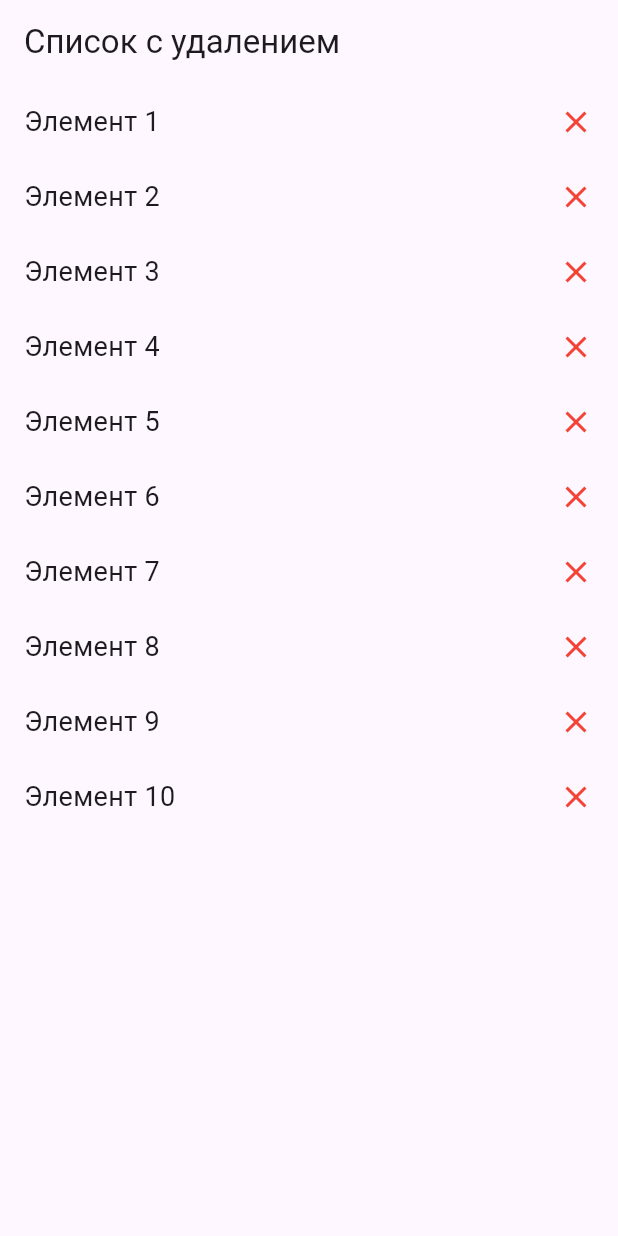
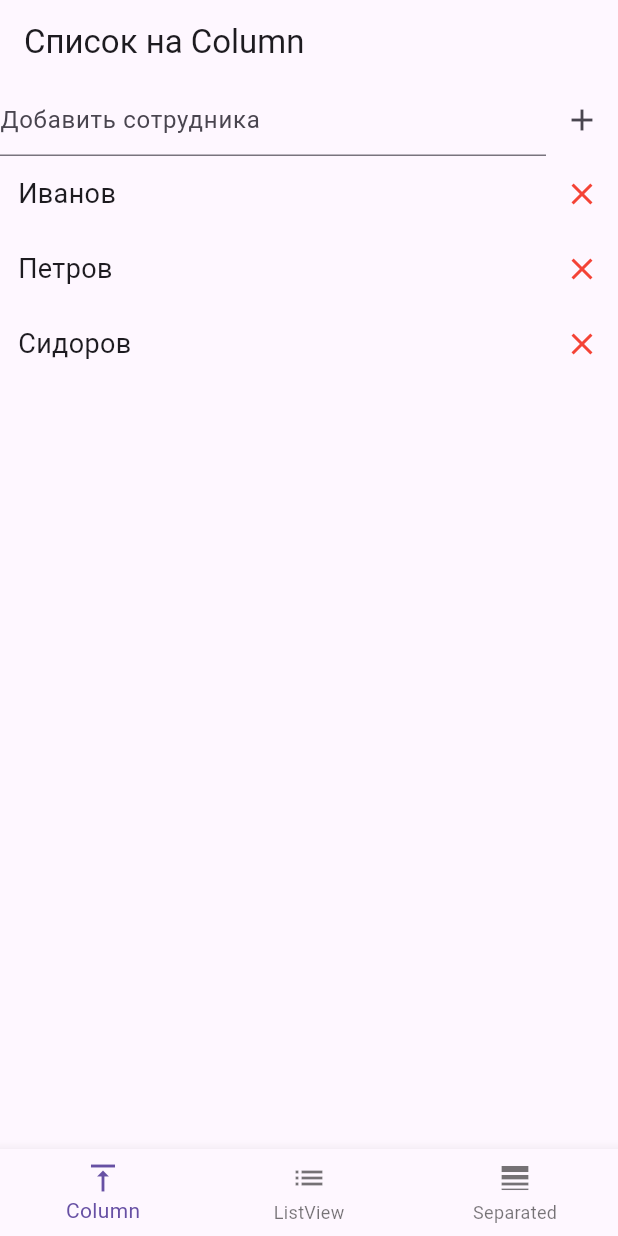
Before and after one commit to lui0000/flitter-2-3, a Flutter app: the screen it shows after launch, on a phone screen of 412 x 824 dp. Run offline on Flutter 3.47's test engine with Material 3 defaults, Android fonts, the phone set to English and light mode, and no system bars.

Commit message:
Реализовано индивидуальное здание для работы 4

```diff
--- a/lib/main.dart
+++ b/lib/main.dart
@@ -1,50 +1,38 @@
 import 'package:flutter/material.dart';
+import 'package:project1/screens/columnscreen/column_screen.dart';
+import 'package:project1/screens/listviewscreen/listview_screen.dart';
+import 'package:project1/screens/separatedscreen/separated_screen.dart';
 
-void main() {
-  runApp(const MaterialApp(home: DeletableList()));
+
+void main() => runApp(const MaterialApp(home: HomeScreen()));
+
+class HomeScreen extends StatefulWidget {
+  const HomeScreen({super.key});
+
+  @override
+  State<HomeScreen> createState() => _HomeScreenState();
 }
 
-class DeletableList extends StatefulWidget {
-  const DeletableList({super.key});
-
-  @override
-  State<DeletableList> createState() => _DeletableListState();
-}
-
-class _DeletableListState extends State<DeletableList> {
-  List<String> items = List.generate(10, (index) => 'Элемент ${index + 1}');
+class _HomeScreenState extends State<HomeScreen> {
+  int index = 0;
+  final pages = [
+    const ColumnScreen(),
+    const ListViewScreen(),
+    const SeparatedScreen(),
+  ];
 
   @override
   Widget build(BuildContext context) {
     return Scaffold(
-      appBar: AppBar(title: const Text('Список с удалением')),
-      body: ListView(
-        children: items.map((item) {
-          return Container(
-            key: ValueKey(item),
-            padding: const EdgeInsets.symmetric(vertical: 12, horizontal: 16),
-            child: Row(
-              mainAxisAlignment: MainAxisAlignment.spaceBetween,
-              children: [
-                Text(
-                  item,
-                  style: const TextStyle(fontSize: 18),
-                ),
-                GestureDetector(
-                  onTap: () {
-                    setState(() {
-                      items.remove(item);
-                    });
-                  },
-                  child: const Icon(
-                    Icons.close,
-                    color: Colors.red,
-                  ),
-                ),
-              ],
-            ),
-          );
-        }).toList(),
+      body: pages[index],
+      bottomNavigationBar: BottomNavigationBar(
+        currentIndex: index,
+        items: const [
+          BottomNavigationBarItem(icon: Icon(Icons.vertical_align_top), label: 'Column'),
+          BottomNavigationBarItem(icon: Icon(Icons.list), label: 'ListView'),
+          BottomNavigationBarItem(icon: Icon(Icons.line_weight), label: 'Separated'),
+        ],
+        onTap: (i) => setState(() => index = i),
       ),
     );
   }
--- /dev/null
+++ b/lib/screens/columnscreen/column_screen.dart
@@ -0,0 +1,62 @@
+import 'package:flutter/material.dart';
+
+class ColumnScreen extends StatefulWidget {
+  const ColumnScreen({super.key});
+
+  @override
+  State<ColumnScreen> createState() => _ColumnScreenState();
+}
+
+class _ColumnScreenState extends State<ColumnScreen> {
+  List<String> staff = ['Иванов', 'Петров', 'Сидоров'];
+
+  final TextEditingController controller = TextEditingController();
+
+  @override
+  Widget build(BuildContext context) {
+    return Scaffold(
+      appBar: AppBar(title: const Text('Список на Column')),
+      body: SingleChildScrollView(
+        child: Column(
+          children: [
+            Row(
+              children: [
+                Expanded(
+                  child: TextField(
+                    controller: controller,
+                    decoration: const InputDecoration(hintText: 'Добавить сотрудника'),
+                  ),
+                ),
+                IconButton(
+                  icon: const Icon(Icons.add),
+                  onPressed: () {
+                    if (controller.text.isNotEmpty) {
+                      setState(() {
+                        staff.add(controller.text);
+                        controller.clear();
+                      });
+                    }
+                  },
+                ),
+              ],
+            ),
+            ...staff.map((person) => Row(
+              mainAxisAlignment: MainAxisAlignment.spaceBetween,
+              children: [
+                Padding(
+                  padding: const EdgeInsets.all(12),
+                  child: Text(person, style: const TextStyle(fontSize: 18)),
+                ),
+                IconButton(
+                    icon: const Icon(Icons.close, color: Colors.red),
+                    onPressed: () {
+                      setState(() => staff.remove(person));
+                    }),
+              ],
+            )),
+          ],
+        ),
+      ),
+    );
+  }
+}
```
Also changed, not shown: lib/screens/listviewscreen/listview_screen.dart (added, +60 -0 lines), lib/screens/separatedscreen/separated_screen.dart (added, +61 -0 lines).
